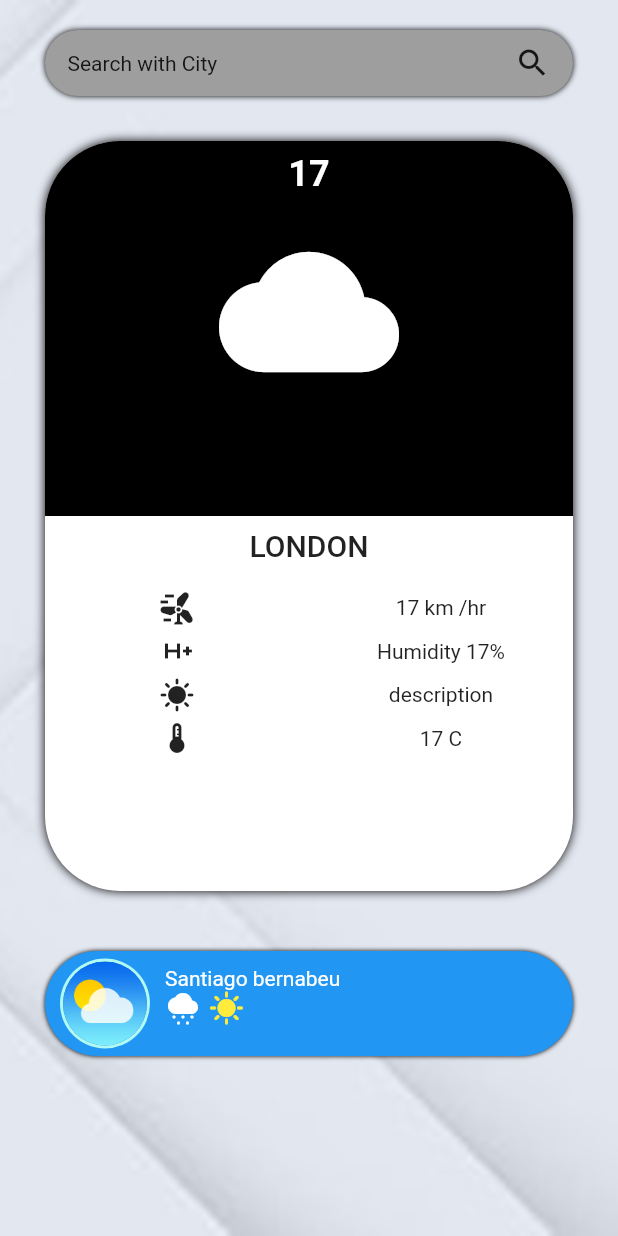
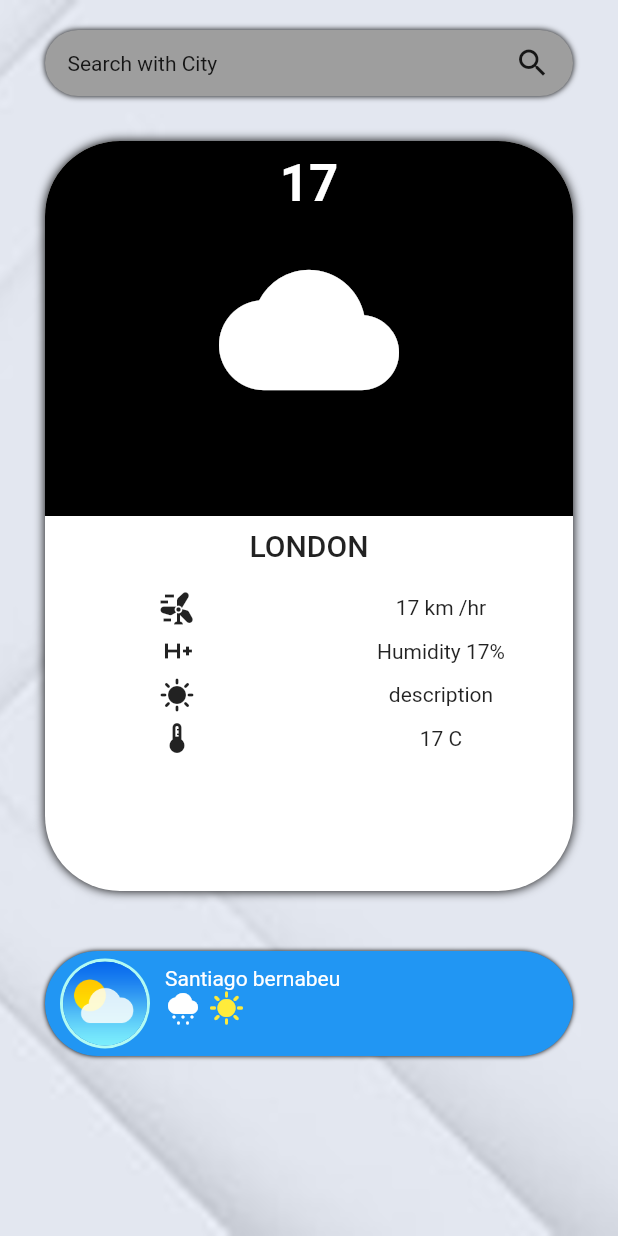
Before and after one commit to binayak316/GhamPani-, a Flutter app: the screen it shows after launch, on a phone screen of 412 x 824 dp. Run offline on Flutter 3.47's test engine with Material 2 defaults, Android fonts, the phone set to English and light mode, and no system bars; our stand-ins replace simple_gradient_text.

Commit message:
text pixel increased to 34

```diff
--- a/lib/Pages/home.dart
+++ b/lib/Pages/home.dart
@@ -76,7 +76,7 @@ class _HomeScreenState extends State<HomeScreen> {
                                   '17',
                                   style: TextStyle(
                                     color: Colors.white,
-                                    fontSize: 24,
+                                    fontSize: 34,
                                     fontWeight: FontWeight.bold,
                                   ),
                                 ),
```
